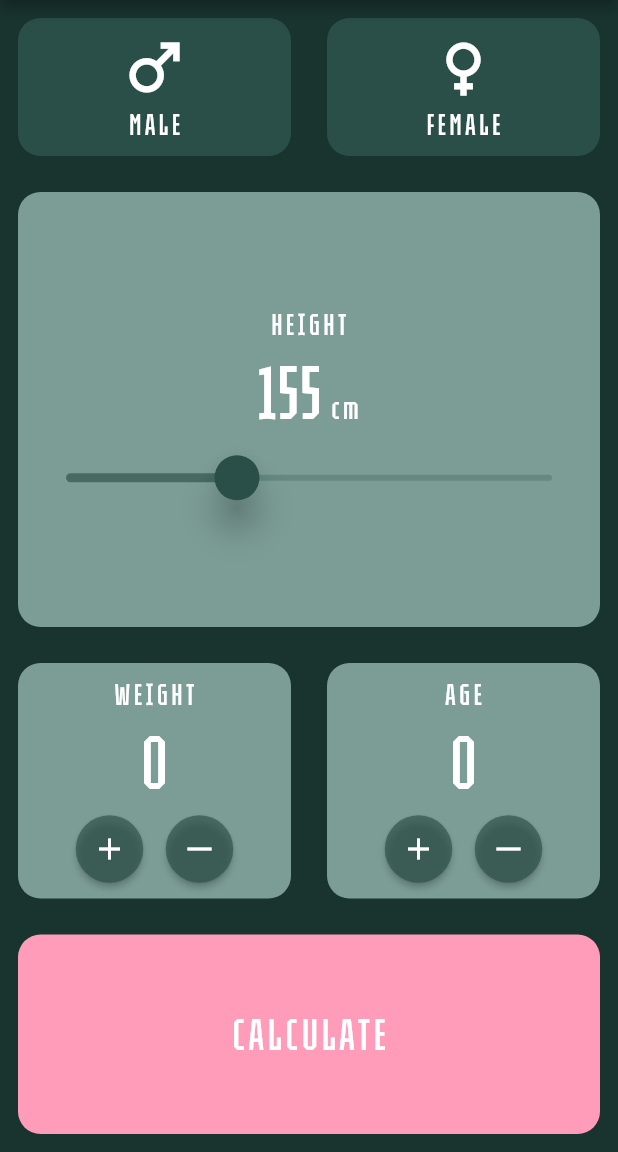
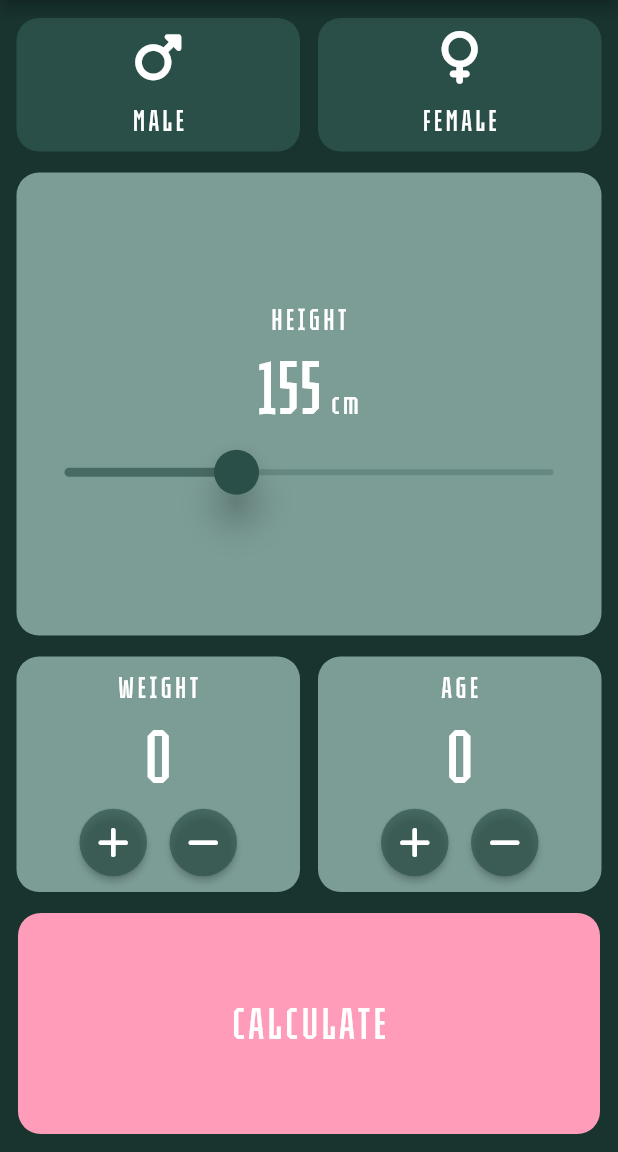
Before and after one commit to Arrocito82/bmi_calculator, a Flutter app: the screen it shows after launch, on a phone screen of 412 x 824 dp, the part 84-1236 px from its top. Run offline on Flutter 3.47's test engine with Material 2 defaults, Android fonts, the phone set to English and light mode, and no system bars; our stand-ins replace font_awesome_flutter.

Commit message:
Change to FontAwesome icons

```diff
--- a/lib/icon_content.dart
+++ b/lib/icon_content.dart
@@ -11,11 +11,14 @@ class IconContent extends StatelessWidget {
   @override
   Widget build(BuildContext context) {
     return Column(
-      mainAxisAlignment: MainAxisAlignment.spaceEvenly,
+      mainAxisAlignment: MainAxisAlignment.center,
       children: [
-        Icon(
-          icon,
-          size: 50.0,
+        Padding(
+          padding: const EdgeInsets.only(bottom: 12.0),
+          child: Icon(
+            icon,
+            size: 35.0,
+          ),
         ),
         Text(text, style: kLabelTextStyle),
       ],
--- a/lib/input_page.dart
+++ b/lib/input_page.dart
@@ -1,5 +1,6 @@
 import 'package:bmi_calculator/round_icon_button.dart';
 import 'package:flutter/material.dart';
+import 'package:font_awesome_flutter/font_awesome_flutter.dart';
 
 import 'constants.dart';
 import 'icon_content.dart';
@@ -33,7 +34,7 @@ class _InputPageState extends State<InputPage> {
               primaryColor:
                   (_gender == Gender.male) ? kPrimaryLight : kPrimaryDark,
               child: const IconContent(
-                icon: Icons.male,
+                icon: FontAwesomeIcons.mars,
                 text: "MALE",
               ),
             ),
@@ -52,7 +53,7 @@ class _InputPageState extends State<InputPage> {
               primaryColor:
                   (_gender == Gender.female) ? kPrimaryLight : kPrimaryDark,
               child: const IconContent(
-                icon: Icons.female,
+                icon: FontAwesomeIcons.venus,
                 text: "FEMALE",
               ),
             ),
@@ -115,7 +116,7 @@ class _InputPageState extends State<InputPage> {
   Widget getCalculateButton() => Expanded(
         flex: 1,
         child: Container(
-          margin: const EdgeInsets.all(12.0),
+          margin: const EdgeInsets.all(7.0),
           width: double.infinity,
           child: TextButton(
             onPressed: () {},
@@ -149,11 +150,11 @@ class _InputPageState extends State<InputPage> {
                   children: [
                     RoundIconButton(
                       onPressed: () {},
-                      icon: Icons.add,
+                      icon: FontAwesomeIcons.plus,
                     ),
                     RoundIconButton(
                       onPressed: () {},
-                      icon: Icons.horizontal_rule,
+                      icon: FontAwesomeIcons.minus,
                     ),
                   ],
                 ),
@@ -181,11 +182,11 @@ class _InputPageState extends State<InputPage> {
                   children: [
                     RoundIconButton(
                       onPressed: () {},
-                      icon: Icons.add,
+                      icon: FontAwesomeIcons.plus,
                     ),
                     RoundIconButton(
                       onPressed: () {},
-                      icon: Icons.horizontal_rule,
+                      icon: FontAwesomeIcons.minus,
                     ),
                   ],
                 ),
@@ -200,7 +201,9 @@ class _InputPageState extends State<InputPage> {
       appBar: AppBar(
         title: const Text('BMI CALCULATOR'),
       ),
-      body: OrientationBuilder(
+      body: Padding(
+        padding: const EdgeInsets.all(5.0),
+        child: OrientationBuilder(
           builder: (context, orientation) {
             if (orientation == Orientation.portrait) {
               return Column(
@@ -246,6 +249,7 @@ class _InputPageState extends State<InputPage> {
             }
           },
         ),
+      ),
     );
   }
 }
--- a/lib/my_card.dart
+++ b/lib/my_card.dart
@@ -8,7 +8,7 @@ class MyCard extends StatelessWidget {
   @override
   Widget build(BuildContext context) {
     return Container(
-      margin: EdgeInsets.all(12.0),
+      margin: EdgeInsets.symmetric(horizontal: 6, vertical: 7),
       decoration: BoxDecoration(
           color: primaryColor,
           borderRadius: BorderRadius.all(Radius.circular(15))),
--- a/pubspec.yaml
+++ b/pubspec.yaml
@@ -35,6 +35,7 @@ dependencies:
   # The following adds the Cupertino Icons font to your application.
   # Use with the CupertinoIcons class for iOS style icons.
   cupertino_icons: ^1.0.2
+  font_awesome_flutter: ^10.4.0
 
 dev_dependencies:
   flutter_test:
```
Also changed, not shown: pubspec.lock. Lines whose indentation alone changed are shown as unchanged.
